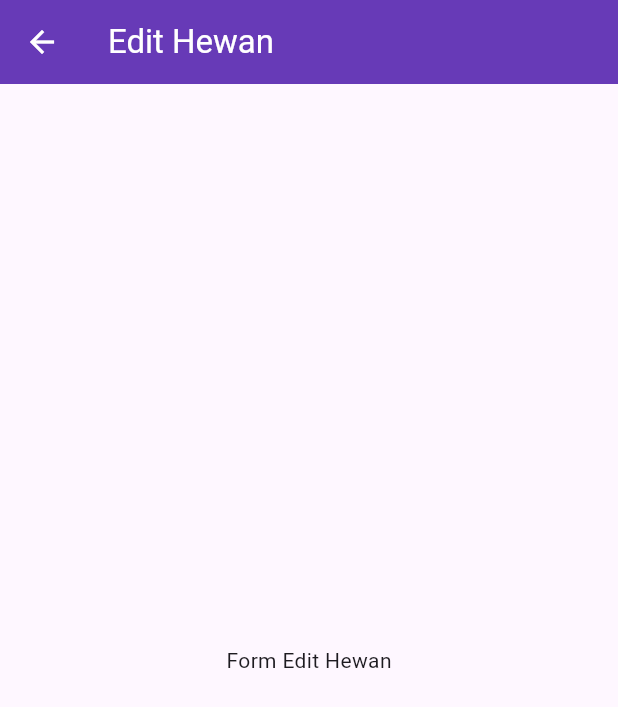
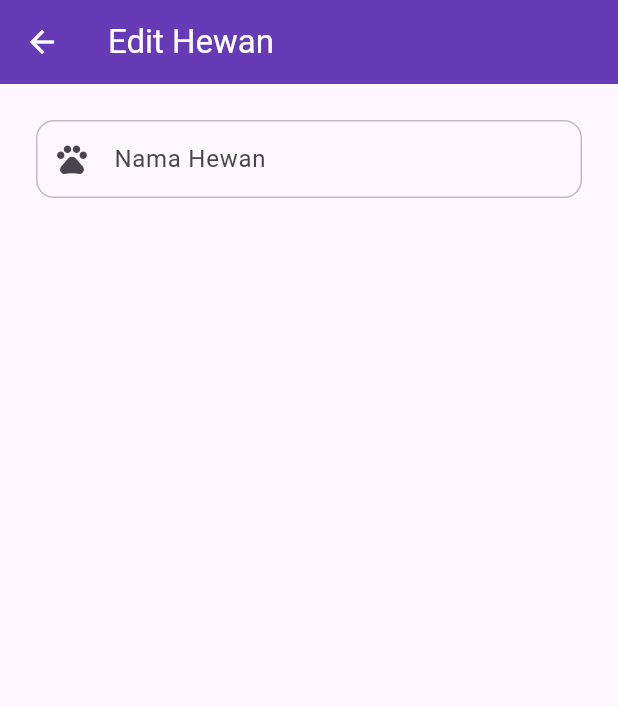
Before and after one commit to thekill022/RestAPI_0174, a Flutter app: the EditHewanPage screen opened directly with empty values, on a phone screen of 412 x 824 dp. Shown: the top 707 px of the screen. Run offline on Flutter 3.47's test engine with Material 3 defaults, Android fonts, the phone set to English and light mode, and no system bars; our stand-ins replace equatable, flutter_bloc, flutter_secure_storage; accounts and stored records are empty.

Commit message:
menambahkan custom textfield nama hewan pada edit hewan page

```diff
--- a/lib/ui/pages/edit_hewan_page.dart
+++ b/lib/ui/pages/edit_hewan_page.dart
@@ -1,5 +1,6 @@
 import 'package:flutter/material.dart';
 import 'package:restapi0174/data/models/hewan_model.dart';
+import 'package:restapi0174/ui/widgets/custom_widget.dart';
 
 class EditHewanPage extends StatefulWidget {
   final HewanModel hewan;
@@ -46,7 +47,19 @@ class _EditHewanPageState extends State<EditHewanPage> {
       ),
       body: Form(
         key: _formKey,
-        child: const Center(child: Text('Form Edit Hewan')),
+        child: SingleChildScrollView(
+          padding: const EdgeInsets.all(24),
+          child: Column(
+            children: [
+              CustomTextField(
+                controller: _namaController,
+                label: 'Nama Hewan',
+                hint: 'Masukkan nama hewan',
+                prefixIcon: Icons.pets,
+              ),
+            ],
+          ),
+        ),
       ),
     );
   }
```
